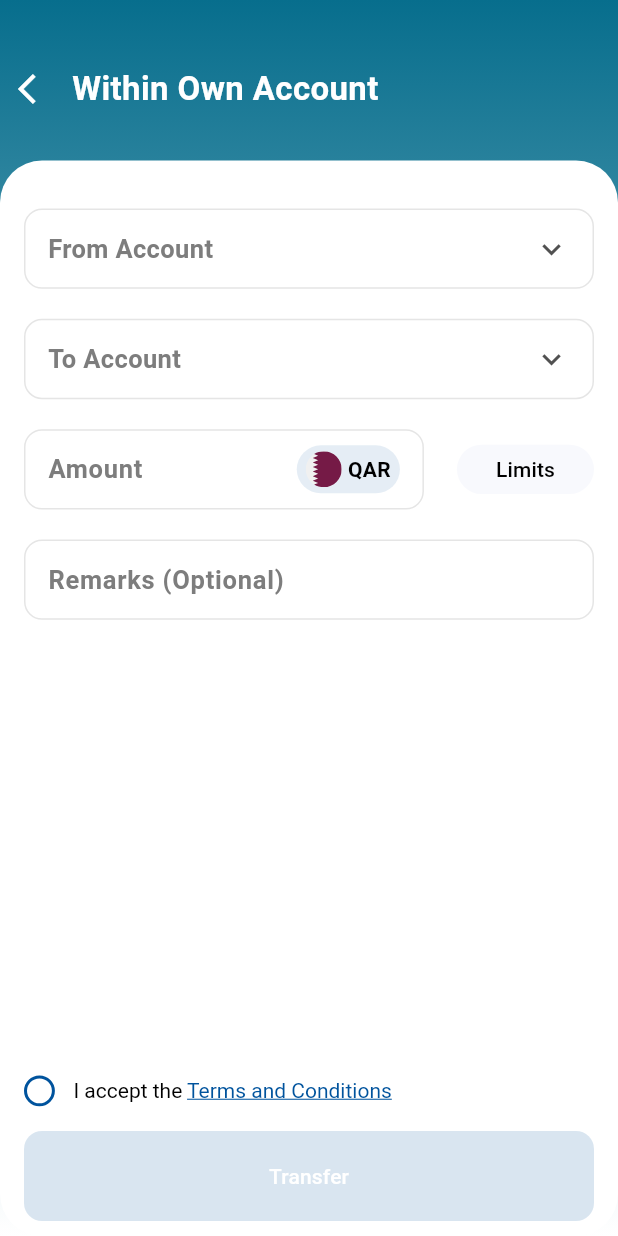
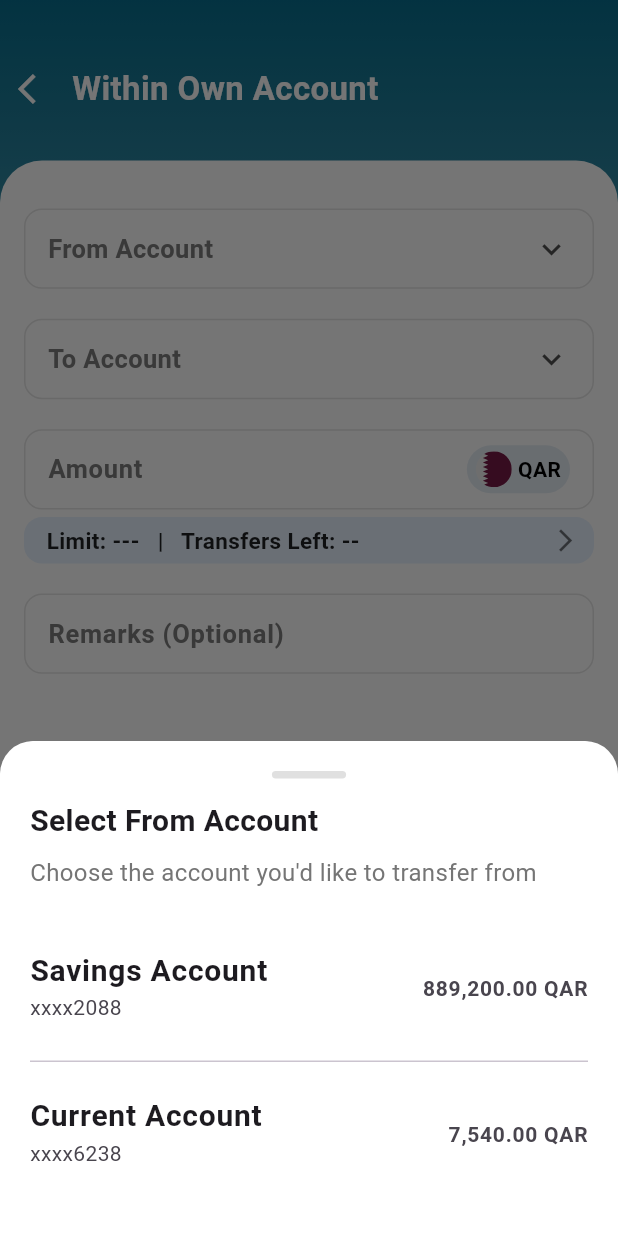
Before and after one commit to muhammedswalih11/transfer_section, a Flutter app: the screen it shows after launch, after a tap on the "keyboard arrow down" icon, on a phone screen of 412 x 824 dp. Run offline on Flutter 3.47's test engine with Material 3 defaults, Android fonts, the phone set to English and light mode, and no system bars; our stand-ins replace flutter_riverpod, flutter_svg.

Commit message:
feat: update form_page with latest edits

```diff
--- a/lib/features/own_flow_page/presentation/pages/within_own_account_page.dart
+++ b/lib/features/own_flow_page/presentation/pages/within_own_account_page.dart
@@ -1,6 +1,10 @@
 import 'package:flutter/material.dart';
 import 'package:flutter_riverpod/flutter_riverpod.dart';
+import 'package:transfer_section/features/own_flow_page/presentation/widgets/account_picker_sheet.dart';
 import 'package:transfer_section/features/own_flow_page/presentation/widgets/amount_filed.dart';
+import 'package:transfer_section/features/own_flow_page/presentation/widgets/limit_bottomsheet.dart'
+    show LimitsBottomSheet;
+import 'package:transfer_section/features/own_flow_page/presentation/widgets/limit_info-tile.dart';
 import '../../../../core/utils/colors.dart';
 import '../providers/dropdown_provider.dart';
 import '../widgets/select_account_field.dart';
@@ -66,6 +70,7 @@ class WithinOwnAccountPage extends ConsumerWidget {
                     color: DefaultColors.white,
                     borderRadius: BorderRadius.circular(28),
                   ),
+                  child: SingleChildScrollView(
                     child: Column(
                       crossAxisAlignment: CrossAxisAlignment.start,
                       children: [
@@ -74,41 +79,114 @@ class WithinOwnAccountPage extends ConsumerWidget {
 
                           isOpen: isFromAccountOpen,
                           options: accountOptions,
+                          selectedValue: selectedFromAccount,
                           onTap: () {
-                          ref.read(fromAccountDropdownProvider.notifier).state =
-                              !isFromAccountOpen;
+                            showModalBottomSheet(
+                              context: context,
+                              isScrollControlled: true,
+                              shape: const RoundedRectangleBorder(
+                                borderRadius: BorderRadius.vertical(
+                                  top: Radius.circular(25),
+                                ),
+                              ),
+                              builder: (_) {
+                                return AccountPickerSheet(
+                                  disabledAccountId: selectedToAccount?['id'],
+
+                                  title: "Select From Account",
+                                  subtitle:
+                                      "Choose the account you'd like to transfer from",
+                                  onSelected: (acct) {
+                                    ref
+                                            .read(
+                                              selectedFromAccountProvider
+                                                  .notifier,
+                                            )
+                                            .state =
+                                        acct;
+
+                                    Navigator.pop(context);
                                   },
-                        onOptionSelected: (option) {
-                          ref.read(selectedFromAccountProvider.notifier).state =
-                              option;
-                          ref.read(fromAccountDropdownProvider.notifier).state =
-                              false;
+                                );
                               },
-                        selectedValue: selectedFromAccount,
+                            );
+                          },
+
+                          onOptionSelected: (_) {},
                         ),
+                        if (selectedFromAccount != null) ...[
+                          SizedBox(height: 8),
+                          Padding(
+                            padding: const EdgeInsets.only(left: 12),
+                            child: Text(
+                              selectedFromAccount['balance'] ?? '',
+                              style: TextStyle(
+                                fontSize: 14,
+                                fontWeight: FontWeight.w600,
+                                color: Colors.black87,
+                              ),
+                            ),
+                          ),
+                        ],
                         SizedBox(height: 20),
                         SelectAccountField(
                           label: 'To Account',
 
                           isOpen: isToAccountOpen,
                           options: accountOptions,
+                          selectedValue: selectedToAccount,
                           onTap: () {
-                          ref.read(toAccountDropdownProvider.notifier).state =
-                              !isToAccountOpen;
+                            showModalBottomSheet(
+                              context: context,
+                              isScrollControlled: true,
+                              shape: const RoundedRectangleBorder(
+                                borderRadius: BorderRadius.vertical(
+                                  top: Radius.circular(25),
+                                ),
+                              ),
+                              builder: (_) {
+                                return AccountPickerSheet(
+                                  disabledAccountId: selectedFromAccount?['id'],
+
+                                  title: "Select From Account",
+                                  subtitle:
+                                      "Choose the account you'd like to transfer to",
+                                  onSelected: (acct) {
+                                    ref
+                                            .read(
+                                              selectedToAccountProvider
+                                                  .notifier,
+                                            )
+                                            .state =
+                                        acct;
+                                    Navigator.pop(context);
                                   },
-                        onOptionSelected: (option) {
-                          ref.read(selectedToAccountProvider.notifier).state =
-                              option;
-                          ref.read(toAccountDropdownProvider.notifier).state =
-                              false;
+                                );
                               },
-                        selectedValue: selectedToAccount,
+                            );
+                          },
+                          onOptionSelected: (_) {},
                         ),
                         SizedBox(height: 20),
                         AmountFiled(),
+                        SizedBox(height: 5),
+                        LimitInfoTile(
+                          onTap: () {
+                            showModalBottomSheet(
+                              context: context,
+                              shape: RoundedRectangleBorder(
+                                borderRadius: BorderRadius.vertical(
+                                  top: Radius.circular(22),
+                                ),
+                              ),
+                              isScrollControlled: true,
+                              builder: (_) => const LimitsBottomSheet(),
+                            );
+                          },
+                        ),
                         SizedBox(height: 20),
                         RemarksField(),
-                      Spacer(),
+                        SizedBox(height: screenHeight * 0.30),
                         TermsAndConditionsCheckbox(),
                         SizedBox(height: screenHeight * 0.02),
                         SizedBox(
@@ -134,6 +212,7 @@ class WithinOwnAccountPage extends ConsumerWidget {
                     ),
                   ),
                 ),
+              ),
             ],
           ),
         ),
--- a/lib/features/own_flow_page/presentation/providers/dropdown_provider.dart
+++ b/lib/features/own_flow_page/presentation/providers/dropdown_provider.dart
@@ -7,10 +7,14 @@ final fromAccountDropdownProvider = StateProvider<bool>((ref) => false);
 final toAccountDropdownProvider = StateProvider<bool>((ref) => false);
 
 /// Provider for selected From Account value
-final selectedFromAccountProvider = StateProvider<String?>((ref) => null);
+final selectedFromAccountProvider = StateProvider<Map<String, String>?>(
+  (ref) => null,
+);
 
 /// Provider for selected To Account value
-final selectedToAccountProvider = StateProvider<String?>((ref) => null);
+final selectedToAccountProvider = StateProvider<Map<String, String>?>(
+  (ref) => null,
+);
 
 /// Provider for account options list
 final accountOptionsProvider = StateProvider<List<String>>((ref) => []);
--- /dev/null
+++ b/lib/features/own_flow_page/presentation/widgets/account_picker_sheet.dart
@@ -0,0 +1,112 @@
+import 'package:flutter/material.dart';
+
+class AccountPickerSheet extends StatelessWidget {
+  final String? disabledAccountId;
+  final String title;
+  final String subtitle;
+  final void Function(Map<String, String>) onSelected;
+
+  final List<Map<String, String>> accounts = [
+    {
+      'id': 'savings_2088',
+      'title': 'Savings Account',
+      'accnumber': 'xxxx2088',
+      'balance': '889,200.00 QAR',
+    },
+    {
+      'id': 'current_6238',
+      'title': 'Current Account',
+      'accnumber': 'xxxx6238',
+      'balance': '7,540.00 QAR',
+    },
+  ];
+  AccountPickerSheet({
+    super.key,
+    required this.disabledAccountId,
+    required this.title,
+    required this.subtitle,
+    required this.onSelected,
+  });
+
+  @override
+  Widget build(BuildContext context) {
+    final mediaQuery = MediaQuery.of(context);
+    final screenWidth = mediaQuery.size.width;
+    final screenHeight = mediaQuery.size.height;
+    return Container(
+      padding: const EdgeInsets.all(20),
+      decoration: const BoxDecoration(
+        color: Colors.white,
+        borderRadius: BorderRadius.vertical(top: Radius.circular(22)),
+      ),
+      child: Column(
+        mainAxisSize: MainAxisSize.min,
+        children: [
+          Container(
+            height: screenHeight * 0.006,
+            width: screenWidth * 0.12,
+            decoration: BoxDecoration(
+              color: Colors.grey.shade300,
+              borderRadius: BorderRadius.circular(50),
+            ),
+            margin: const EdgeInsets.only(bottom: 14),
+          ),
+
+          Align(
+            alignment: Alignment.centerLeft,
+            child: Column(
+              crossAxisAlignment: CrossAxisAlignment.start,
+              children: [
+                Text(
+                  title,
+                  style: TextStyle(fontSize: 20, fontWeight: FontWeight.bold),
+                ),
+                SizedBox(height: 8),
+                Text(
+                  subtitle,
+                  style: TextStyle(fontSize: 16, color: Colors.grey[600]),
+                ),
+              ],
+            ),
+          ),
+          SizedBox(height: 18),
+          ListView.separated(
+            shrinkWrap: true,
+            itemCount: accounts.length,
+            separatorBuilder: (_, __) => const Divider(height: 1),
+            itemBuilder: (context, index) {
+              final acct = accounts[index];
+              final id = acct['id']!;
+              final disabled = (id == disabledAccountId);
+              return Opacity(
+                opacity: disabled ? 0.45 : 1.0,
+                child: ListTile(
+                  contentPadding: const EdgeInsets.symmetric(
+                    vertical: 12,
+                    horizontal: 0,
+                  ),
+                  title: Text(
+                    acct['title']!,
+                    style: const TextStyle(
+                      fontWeight: FontWeight.bold,
+                      fontSize: 20,
+                    ),
+                  ),
+                  subtitle: Text(acct['accnumber']!),
+                  trailing: Text(
+                    acct['balance']!,
+                    style: const TextStyle(
+                      fontWeight: FontWeight.w600,
+                      fontSize: 14,
+                    ),
+                  ),
+                  onTap: disabled ? null : () => onSelected(acct),
+                ),
+              );
+            },
+          ),
+        ],
+      ),
+    );
+  }
+}
--- a/lib/features/own_flow_page/presentation/widgets/amount_filed.dart
+++ b/lib/features/own_flow_page/presentation/widgets/amount_filed.dart
@@ -67,26 +67,6 @@ class AmountFiled extends StatelessWidget {
             ),
           ),
         ),
-        SizedBox(width: 22),
-        SizedBox(
-          height: screenHeight * 0.040,
-          child: ElevatedButton(
-            onPressed: () {},
-            style: ElevatedButton.styleFrom(
-              backgroundColor: DefaultColors.blue_0,
-              foregroundColor: DefaultColors.white,
-              padding: EdgeInsets.symmetric(horizontal: 26),
-              shape: RoundedRectangleBorder(
-                borderRadius: BorderRadius.circular(18),
-              ),
-              elevation: 0,
-            ),
-            child: const Text(
-              'Limits',
-              style: TextStyle(color: DefaultColors.black),
-            ),
-          ),
-        ),
       ],
     );
   }
--- /dev/null
+++ b/lib/features/own_flow_page/presentation/widgets/limit_info-tile.dart
@@ -0,0 +1,36 @@
+import 'package:flutter/material.dart';
+import 'package:transfer_section/core/utils/colors.dart';
+
+class LimitInfoTile extends StatelessWidget {
+  final VoidCallback onTap;
+
+  const LimitInfoTile({super.key, required this.onTap});
+
+  @override
+  Widget build(BuildContext context) {
+    return GestureDetector(
+      onTap: onTap,
+      child: Container(
+        padding: const EdgeInsets.only(top: 5, bottom: 5, left: 15, right: 10),
+        decoration: BoxDecoration(
+          color: DefaultColors.blue04,
+          borderRadius: BorderRadius.circular(12),
+        ),
+        child: Row(
+          children: [
+            const Text(
+              "Limit: ---   |   Transfers Left: --",
+              style: TextStyle(
+                fontSize: 15,
+                fontWeight: FontWeight.w600,
+                color: Colors.black87,
+              ),
+            ),
+            const Spacer(),
+            Icon(Icons.arrow_forward_ios, size: 18, color: Colors.black54),
+          ],
+        ),
+      ),
+    );
+  }
+}
--- a/lib/features/own_flow_page/presentation/widgets/select_account_field.dart
+++ b/lib/features/own_flow_page/presentation/widgets/select_account_field.dart
@@ -8,7 +8,8 @@ class SelectAccountField extends StatelessWidget {
   final List<String> options;
   final VoidCallback onTap;
   final Function(String) onOptionSelected;
-  final String? selectedValue;
+  // final String? selectedValue;
+  final Map<String, String>? selectedValue;
 
   const SelectAccountField({
     super.key,
@@ -42,7 +43,10 @@ class SelectAccountField extends StatelessWidget {
             children: [
               Expanded(
                 child: Text(
-                  selectedValue ?? label,
+                  // selectedValue ?? label,
+                  selectedValue != null
+                      ? '${selectedValue!['title']} (${selectedValue!['accnumber']})'
+                      : label,
                   style: TextStyle(
                     fontSize: 17,
                     color: DefaultColors.gray7D,
```
Also changed, not shown: lib/features/own_flow_page/presentation/widgets/limit_bottomsheet.dart (added, +76 -0 lines), lib/features/own_flow_page/presentation/widgets/recover.dart (deleted, +0 -316 lines). Lines whose indentation alone changed are shown as unchanged.
